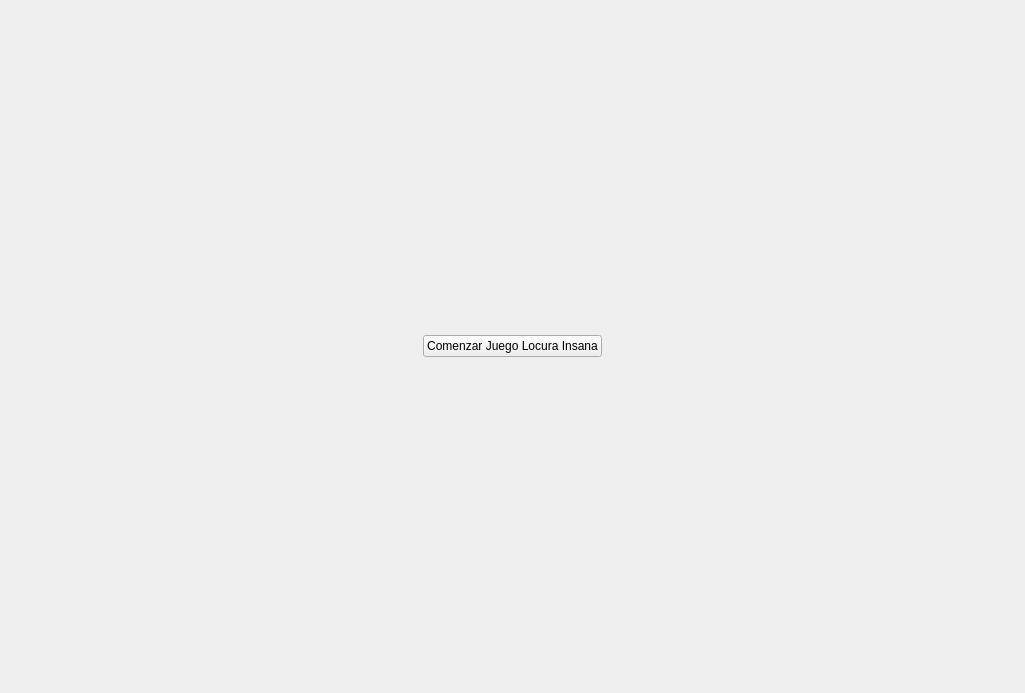
Above: TP2UI/TP2/pantallainicio.ui from 0tomi/POO-TP before the change. Below: the same form after it.
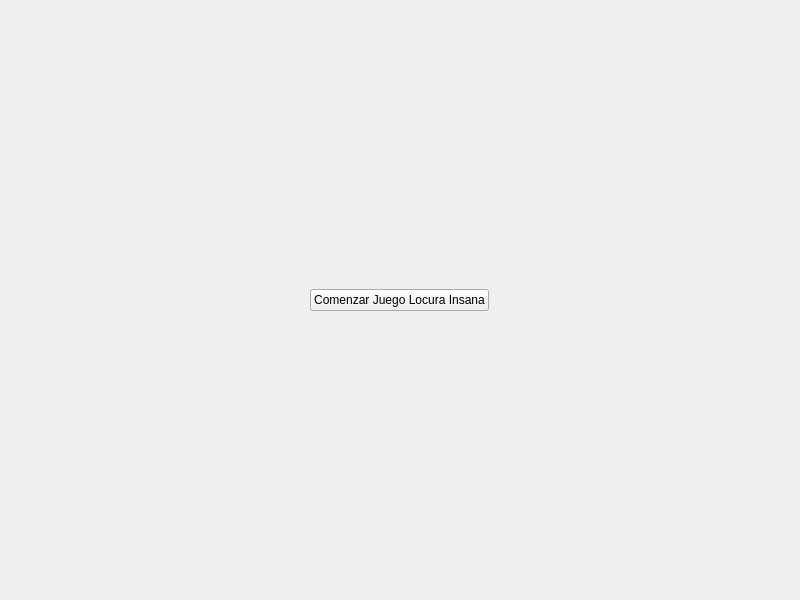
That is the form after the change. Icons and pictures are not drawn.

Commit message: en progreso

```diff
--- a/TP2UI/TP2/pantallainicio.ui
+++ b/TP2UI/TP2/pantallainicio.ui
@@ -6,8 +6,8 @@
    <rect>
     <x>0</x>
     <y>0</y>
-    <width>1025</width>
-    <height>693</height>
+    <width>800</width>
+    <height>600</height>
    </rect>
   </property>
   <property name="minimumSize">
```
The commit also changes 2 other files.
